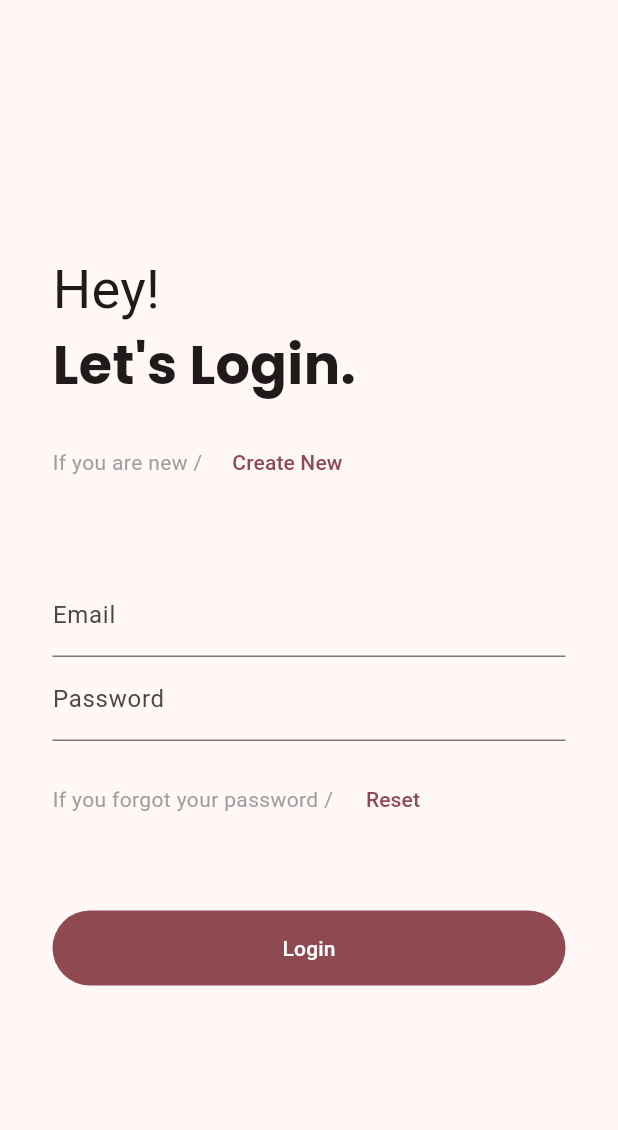
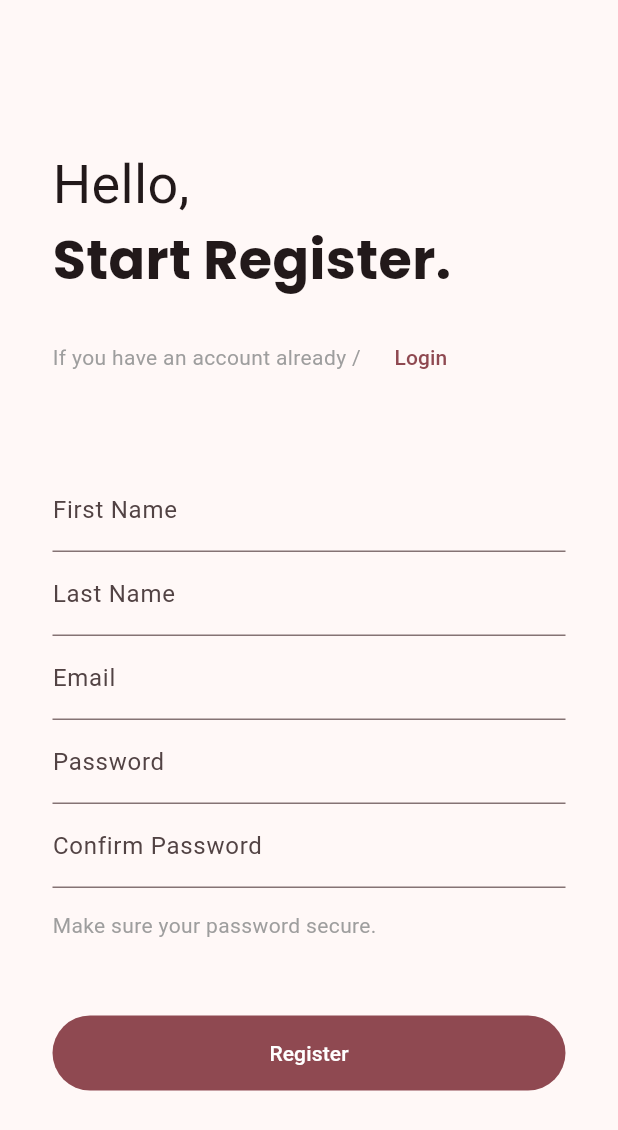
Before and after one commit to snowep/rose, a Flutter app: the screen it shows after launch, after a tap on "Create New", on a phone screen of 412 x 824 dp. Shown: the top 1130 px of the screen. Run offline on Flutter 3.47's test engine with Material 2 defaults, Android fonts, the phone set to English and light mode, and no system bars; our stand-ins replace cloud_firestore, device_preview, firebase_auth, firebase_core, google_fonts; accounts and stored records are empty.

Commit message:
Login, Register, Logout Done

```diff
--- a/lib/front_page/login_page.dart
+++ b/lib/front_page/login_page.dart
@@ -1,8 +1,12 @@
+import 'package:firebase_auth/firebase_auth.dart';
+import 'package:firebase_core/firebase_core.dart';
 import 'package:flutter/material.dart';
 import 'package:google_fonts/google_fonts.dart';
+import 'package:rose_project/user_page/landing_page.dart';
 
 class LoginPage extends StatefulWidget {
-  const LoginPage({Key? key}) : super(key: key);
+  final VoidCallback showRegisterPage;
+  const LoginPage({Key? key, required this.showRegisterPage}) : super(key: key);
 
   @override
   State<LoginPage> createState() => _LoginPageState();
@@ -11,8 +15,64 @@ class LoginPage extends StatefulWidget {
 class _LoginPageState extends State<LoginPage> {
   final _emailController = TextEditingController();
   final _passwordController = TextEditingController();
+  final _formKey = GlobalKey<FormState>();
 
-  login() {}
+  Future<FirebaseApp> _initializeFirebase() async {
+    FirebaseApp firebaseApp = await Firebase.initializeApp();
+    User? user = FirebaseAuth.instance.currentUser;
+    if (user != null) {
+      Navigator.of(context).pushReplacement(
+        MaterialPageRoute(
+          builder: (context) => LandingPage(user: user),
+        ),
+      );
+    }
+
+    return firebaseApp;
+  }
+
+  static Future<User?> login({
+    required String email,
+    required String password,
+    required BuildContext context,
+  }) async {
+    FirebaseAuth auth = FirebaseAuth.instance; // get instance of firebase auth
+    User? user; // user will be null if login fails
+
+    try {
+      UserCredential userCredential = await auth.signInWithEmailAndPassword(
+        email: email,
+        password: password,
+      ); // sign in with email and password
+      showDialog(
+          context: context,
+          builder: (context) {
+            return const Center(
+              child: CircularProgressIndicator(),
+            );
+          }); // show loading dialog
+      user = userCredential.user; // get user from user credential
+    } on FirebaseAuthException catch (e) {
+      if (e.code == 'user-not-found') {
+        ScaffoldMessenger.of(context).showSnackBar(
+          SnackBar(
+            content: Text(
+                'Whoops! No user with ${email} found in our database. Try another user or maybe create one.'),
+            behavior: SnackBarBehavior.floating,
+          ),
+        );
+      } else if (e.code == 'wrong-password') {
+        ScaffoldMessenger.of(context).showSnackBar(
+          const SnackBar(
+            content: Text(
+                "It's just me or you entered wrong password? Let's try again."),
+            behavior: SnackBarBehavior.floating,
+          ),
+        );
+      }
+    }
+    return user;
+  }
 
   @override
   void dispose() {
@@ -24,10 +84,16 @@ class _LoginPageState extends State<LoginPage> {
   @override
   Widget build(BuildContext context) {
     return Scaffold(
-      body: Center(
+      body: FutureBuilder(
+          future: _initializeFirebase(),
+          builder: (context, snapshot) {
+            if (snapshot.connectionState == ConnectionState.done) {
+              return Center(
                 child: SingleChildScrollView(
                   child: Padding(
                     padding: const EdgeInsets.all(35.0),
+                    child: Form(
+                      key: _formKey,
                       child: Column(
                         crossAxisAlignment: CrossAxisAlignment.start,
                         children: <Widget>[
@@ -37,22 +103,29 @@ class _LoginPageState extends State<LoginPage> {
                               Text(
                                 "Hey!",
                                 style: GoogleFonts.roboto(
-                        fontSize:
-                            Theme.of(context).textTheme.displaySmall?.fontSize,
-                        fontWeight:
-                            Theme.of(context).textTheme.bodyLarge?.fontWeight,
+                                  fontSize: Theme.of(context)
+                                      .textTheme
+                                      .displaySmall
+                                      ?.fontSize,
+                                  fontWeight: Theme.of(context)
+                                      .textTheme
+                                      .bodyLarge
+                                      ?.fontWeight,
                                 ),
                               ),
                               Text(
                                 "Let's Login.",
                                 style: GoogleFonts.poppins(
-                        fontSize:
-                            Theme.of(context).textTheme.displaySmall?.fontSize,
+                                  fontSize: Theme.of(context)
+                                      .textTheme
+                                      .displaySmall
+                                      ?.fontSize,
                                   fontWeight: FontWeight.w700,
                                 ),
                               ),
                               Padding(
-                      padding: const EdgeInsets.only(top: 15.0, bottom: 50.0),
+                                padding: const EdgeInsets.only(
+                                    top: 15.0, bottom: 50.0),
                                 child: Row(
                                   children: [
                                     const Text(
@@ -64,7 +137,7 @@ class _LoginPageState extends State<LoginPage> {
                                     Padding(
                                       padding: const EdgeInsets.only(left: 8.0),
                                       child: TextButton(
-                                onPressed: () {}, //TODO: show register page
+                                          onPressed: widget.showRegisterPage,
                                           child: const Text('Create New')),
                                     ),
                                   ],
@@ -79,13 +152,15 @@ class _LoginPageState extends State<LoginPage> {
                             ),
                           ),
                           TextField(
+                            obscureText: true,
                             controller: _passwordController,
                             decoration: const InputDecoration(
                               labelText: 'Password',
                             ),
                           ),
                           Padding(
-                  padding: const EdgeInsets.only(top: 15.0, bottom: 50.0),
+                            padding:
+                                const EdgeInsets.only(top: 15.0, bottom: 50.0),
                             child: Row(
                               children: [
                                 const Text(
@@ -97,18 +172,36 @@ class _LoginPageState extends State<LoginPage> {
                                 Padding(
                                   padding: const EdgeInsets.only(left: 8.0),
                                   child: TextButton(
-                            onPressed: () {}, //TODO: show forgot password page
+                                      onPressed: () {},
                                       child: const Text('Reset')),
                                 ),
                               ],
                             ),
                           ),
                           ElevatedButton(
-                  onPressed: login,
+                            onPressed: () async {
+                              if (_formKey.currentState!.validate()) {
+                                User? user = await login(
+                                  email: _emailController.text,
+                                  password: _passwordController.text,
+                                  context: context,
+                                );
+                                if (user != null) {
+                                  Navigator.of(context).pushReplacement(
+                                    MaterialPageRoute(
+                                      builder: (context) => LandingPage(
+                                        user: user,
+                                      ),
+                                    ),
+                                  );
+                                }
+                              }
+                            },
                             style: ElevatedButton.styleFrom(
                               minimumSize: const Size.fromHeight(50),
                               maximumSize: const Size.fromHeight(250),
-                    onPrimary: Theme.of(context).colorScheme.onPrimary,
+                              onPrimary:
+                                  Theme.of(context).colorScheme.onPrimary,
                               primary: Theme.of(context).colorScheme.primary,
                             ).copyWith(
                               elevation: ButtonStyleButton.allOrNull(0.0),
@@ -122,4 +215,10 @@ class _LoginPageState extends State<LoginPage> {
                 ),
               );
             }
+            return const Center(
+              child: CircularProgressIndicator(),
+            );
+          }),
+    );
   }
+}
--- /dev/null
+++ b/lib/front_page/register_page.dart
@@ -0,0 +1,190 @@
+import 'package:firebase_auth/firebase_auth.dart';
+import 'package:flutter/material.dart';
+import 'package:google_fonts/google_fonts.dart';
+import 'package:rose_project/service/auth/fire_auth.dart';
+import 'package:rose_project/user_page/landing_page.dart';
+
+class RegisterPage extends StatefulWidget {
+  final VoidCallback showLoginPage;
+  const RegisterPage({Key? key, required this.showLoginPage}) : super(key: key);
+
+  @override
+  State<RegisterPage> createState() => _RegisterPageState();
+}
+
+class _RegisterPageState extends State<RegisterPage> {
+  //Controllers for the text fields
+  final _emailController = TextEditingController();
+  final _passwordController = TextEditingController();
+  final _confirmPasswordController = TextEditingController();
+  final _firstNameController = TextEditingController();
+  final _lastNameController = TextEditingController();
+  final _registerFormKey = GlobalKey<FormState>();
+
+  @override
+  void dispose() {
+    _emailController.dispose();
+    _passwordController.dispose();
+    _confirmPasswordController.dispose();
+    _firstNameController.dispose();
+    _lastNameController.dispose();
+    super.dispose();
+  }
+
+  bool _isProcessing = false;
+
+  @override
+  Widget build(BuildContext context) {
+    return Scaffold(
+      body: Center(
+        child: SingleChildScrollView(
+          child: Padding(
+            padding: const EdgeInsets.all(35.0),
+            child: Form(
+              key: _registerFormKey,
+              child: Column(
+                crossAxisAlignment: CrossAxisAlignment.start,
+                children: <Widget>[
+                  Column(
+                    crossAxisAlignment: CrossAxisAlignment.start,
+                    children: [
+                      Text(
+                        "Hello,",
+                        style: GoogleFonts.roboto(
+                          fontSize: Theme.of(context)
+                              .textTheme
+                              .displaySmall
+                              ?.fontSize,
+                          fontWeight:
+                              Theme.of(context).textTheme.bodyLarge?.fontWeight,
+                        ),
+                      ),
+                      Text(
+                        "Start Register.",
+                        style: GoogleFonts.poppins(
+                          fontSize: Theme.of(context)
+                              .textTheme
+                              .displaySmall
+                              ?.fontSize,
+                          fontWeight: FontWeight.w700,
+                        ),
+                      ),
+                      Padding(
+                        padding: const EdgeInsets.only(top: 15.0, bottom: 50.0),
+                        child: Row(
+                          children: [
+                            const Text(
+                              "If you have an account already /",
+                              style: TextStyle(
+                                color: Colors.grey,
+                              ),
+                            ),
+                            Padding(
+                              padding: const EdgeInsets.only(left: 8.0),
+                              child: TextButton(
+                                  onPressed: widget.showLoginPage,
+                                  child: const Text('Login')),
+                            ),
+                          ],
+                        ),
+                      ),
+                    ],
+                  ),
+                  TextField(
+                      controller: _firstNameController,
+                      decoration: const InputDecoration(
+                        labelText: 'First Name',
+                      )),
+                  TextField(
+                      controller: _lastNameController,
+                      decoration: const InputDecoration(
+                        labelText: 'Last Name',
+                      )),
+                  TextField(
+                    controller: _emailController,
+                    decoration: const InputDecoration(
+                      labelText: 'Email',
+                    ),
+                  ),
+                  TextField(
+                    obscureText: true,
+                    controller: _passwordController,
+                    decoration: const InputDecoration(
+                      labelText: 'Password',
+                    ),
+                  ),
+                  TextField(
+                    obscureText: true,
+                    controller: _confirmPasswordController,
+                    decoration: const InputDecoration(
+                      labelText: 'Confirm Password',
+                    ),
+                  ),
+                  Padding(
+                    padding: const EdgeInsets.only(top: 15.0, bottom: 50.0),
+                    child: Row(
+                      children: const [
+                        Text(
+                          "Make sure your password secure.",
+                          maxLines: 1,
+                          style: TextStyle(
+                            color: Colors.grey,
+                          ),
+                        ),
+                      ],
+                    ),
+                  ),
+                  _isProcessing
+                      ? CircularProgressIndicator()
+                      : ElevatedButton(
+                          onPressed: () async {
+                            setState(() {
+                              _isProcessing = true;
+                            });
+
+                            if (_registerFormKey.currentState!.validate()) {
+                              User? user = await FireAuth.register(
+                                email: _emailController.text,
+                                password: _passwordController.text,
+                                firstName: _firstNameController.text,
+                                lastName: _lastNameController.text,
+                                confirmPassword:
+                                    _confirmPasswordController.text,
+                                context: context,
+                              );
+
+                              setState(() {
+                                _isProcessing = false;
+                              });
+
+                              if (user != null) {
+                                Navigator.of(context).pushAndRemoveUntil(
+                                  MaterialPageRoute(
+                                    builder: (context) => LandingPage(
+                                      user: user,
+                                    ),
+                                  ),
+                                  ModalRoute.withName('/'),
+                                );
+                              }
+                            }
+                          },
+                          style: ElevatedButton.styleFrom(
+                            minimumSize: const Size.fromHeight(50),
+                            maximumSize: const Size.fromHeight(250),
+                            onPrimary: Theme.of(context).colorScheme.onPrimary,
+                            primary: Theme.of(context).colorScheme.primary,
+                          ).copyWith(
+                            elevation: ButtonStyleButton.allOrNull(0.0),
+                          ),
+                          child: Text('Register'),
+                        ),
+                ],
+              ),
+            ),
+          ),
+        ),
+      ),
+    );
+  }
+}
--- a/lib/main.dart
+++ b/lib/main.dart
@@ -1,14 +1,20 @@
+import 'dart:io';
+
 import 'package:device_preview/device_preview.dart';
-import 'package:firebase_auth/firebase_auth.dart';
 import 'package:firebase_core/firebase_core.dart';
 import 'package:flutter/foundation.dart';
 import 'package:flutter/material.dart';
 import 'package:rose_project/firebase_options.dart';
-import 'package:rose_project/front_page/login_page.dart';
+import 'package:rose_project/service/auth/toggle.dart';
 
 void main() async {
   WidgetsFlutterBinding.ensureInitialized();
   await Firebase.initializeApp(options: DefaultFirebaseOptions.currentPlatform);
+
+  FlutterError.onError = (FlutterErrorDetails details) {
+    FlutterError.dumpErrorToConsole(details);
+    if (kReleaseMode) exit(1);
+  };
   runApp(
     DevicePreview(
       enabled: !kReleaseMode,
@@ -25,7 +31,15 @@
       debugShowCheckedModeBanner: false,
       useInheritedMediaQuery: true,
       locale: DevicePreview.locale(context),
-      builder: DevicePreview.appBuilder,
+      // builder: DevicePreview.appBuilder,
+      builder: (BuildContext context, Widget? widget) {
+        Widget error = Text('...rendering error...');
+        if (widget is Scaffold || widget is Navigator)
+          error = Scaffold(body: Center(child: error));
+        ErrorWidget.builder = (FlutterErrorDetails errorDetails) => error;
+        if (widget != null) return widget;
+        throw ('widget is null');
+      },
       darkTheme: ThemeData(
         useMaterial3: true,
         brightness: Brightness.dark,
@@ -36,26 +50,7 @@
         brightness: Brightness.light,
         colorSchemeSeed: const Color(0xFFB32443),
       ),
-      home: const LoginCheck(),
+      home: const PageToggle(),
     );
   }
 }
-
-class LoginCheck extends StatelessWidget {
-  const LoginCheck({Key? key}) : super(key: key);
-  @override
-  Widget build(BuildContext context) {
-    return Scaffold(
-      body: StreamBuilder<User?>(
-        stream: FirebaseAuth.instance.authStateChanges(),
-        builder: (context, snapshot) {
-          if (snapshot.hasData) {
-            return /*UserLandingPage()*/ Text('asd');
-          } else {
-            return const LoginPage();
-          }
-        },
-      ),
-    );
-  }
-}
--- /dev/null
+++ b/lib/service/auth/fire_auth.dart
@@ -0,0 +1,74 @@
+import 'package:firebase_auth/firebase_auth.dart';
+import 'package:flutter/material.dart';
+
+class FireAuth {
+  static bool _passwordCheck(String password, String confirmPassword) {
+    if (password == confirmPassword) {
+      return true;
+    }
+    return false;
+  }
+
+  static Future<User?> register({
+    required String firstName,
+    required String lastName,
+    required String email,
+    required String password,
+    required String confirmPassword,
+    required BuildContext context,
+  }) async {
+    FirebaseAuth auth = FirebaseAuth.instance;
+    User? user;
+    try {
+      if (_passwordCheck(password, confirmPassword)) {
+        UserCredential userCredential = await auth
+            .createUserWithEmailAndPassword(email: email, password: password);
+        user = userCredential.user;
+        await user!.updateDisplayName('$firstName $lastName');
+        await user.reload();
+        user = auth.currentUser;
+
+        ScaffoldMessenger.of(context).showSnackBar(
+          const SnackBar(
+            content: Text('Successfully registered!'),
+            behavior: SnackBarBehavior.floating,
+          ),
+        );
+      }
+      ScaffoldMessenger.of(context).showSnackBar(
+        const SnackBar(
+          content: Text('Passwords do not match!'),
+          behavior: SnackBarBehavior.floating,
+        ),
+      );
+    } on FirebaseAuthException catch (e) {
+      if (e.code == 'email-already-in-use') {
+        ScaffoldMessenger.of(context).showSnackBar(
+          const SnackBar(
+            content: Text('Email already in use!'),
+            behavior: SnackBarBehavior.floating,
+          ),
+        );
+      } else if (e.code == 'weak-password') {
+        ScaffoldMessenger.of(context).showSnackBar(
+          const SnackBar(
+            content: Text('Weak password!'),
+            behavior: SnackBarBehavior.floating,
+          ),
+        );
+      }
+    } catch (e) {
+      print(e);
+    }
+
+    return user;
+  }
+
+  static Future<User?> refreshUser(User user) async {
+    FirebaseAuth auth = FirebaseAuth.instance;
+    await user.reload();
+    User? newUser = auth.currentUser;
+
+    return newUser;
+  }
+}
--- /dev/null
+++ b/lib/service/auth/toggle.dart
@@ -0,0 +1,33 @@
+import 'package:flutter/src/widgets/framework.dart';
+import 'package:rose_project/front_page/login_page.dart';
+import 'package:rose_project/front_page/register_page.dart';
+
+class PageToggle extends StatefulWidget {
+  const PageToggle({Key? key}) : super(key: key);
+
+  @override
+  State<PageToggle> createState() => _PageToggleState();
+}
+
+class _PageToggleState extends State<PageToggle> {
+  bool showLoginPage = true;
+
+  void toggleScreen() {
+    setState(() {
+      showLoginPage = !showLoginPage;
+    });
+  }
+
+  @override
+  Widget build(BuildContext context) {
+    if (showLoginPage) {
+      return LoginPage(
+        showRegisterPage: toggleScreen,
+      );
+    } else {
+      return RegisterPage(
+        showLoginPage: toggleScreen,
+      );
+    }
+  }
+}
--- /dev/null
+++ b/lib/service/auth/validator.dart
@@ -0,0 +1,37 @@
+class Validator {
+  static String? validateName({required String name}) {
+    if (name.isEmpty) {
+      return 'Name is required';
+    }
+    if (name == null) {
+      return null;
+    }
+  }
+
+  static String? validateEmail({required String email}) {
+    if (email == null) {
+      return null;
+    }
+    RegExp emailRegExp = RegExp(
+        r"^[a-zA-Z0-9.!#$%&'*+/=?^_`{|}~-]+@[a-zA-Z0-9](?:[a-zA-Z0-9-]{0,253}[a-zA-Z0-9])?(?:\.[a-zA-Z0-9](?:[a-zA-Z0-9-]{0,253}[a-zA-Z0-9])?)*$");
+
+    if (email.isEmpty) {
+      return 'Email is required';
+    } else if (!emailRegExp.hasMatch(email)) {
+      return 'Enter a correct email';
+    }
+
+    return null;
+  }
+
+  static String? validatePassword({required String password}) {
+    if (password == null) {
+      return null;
+    } else if (password.isEmpty) {
+      return 'Password is required';
+    } else if (password.length < 6) {
+      return 'Password is too short';
+    }
+    return null;
+  }
+}
--- a/pubspec.yaml
+++ b/pubspec.yaml
@@ -34,6 +34,7 @@ dependencies:
   # The following adds the Cupertino Icons font to your application.
   # Use with the CupertinoIcons class for iOS style icons.
   cupertino_icons: ^1.0.2
+  cloud_firestore: ^3.1.18
   device_preview: ^1.1.0
   firebase_auth: ^3.3.14
   firebase_core: ^1.18.0
```
Also changed, not shown: lib/service/db/data_class.dart (added, +27 -0 lines), lib/service/db/db_serv.dart (added, +27 -0 lines), lib/user_page/landing_page.dart (added, +51 -0 lines), pubspec.lock, 2 other files. Lines whose indentation alone changed are shown as unchanged.
